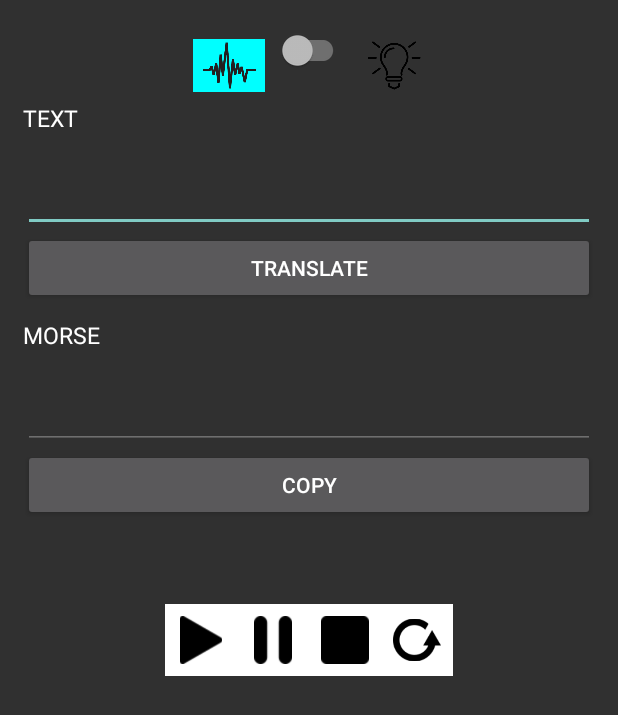
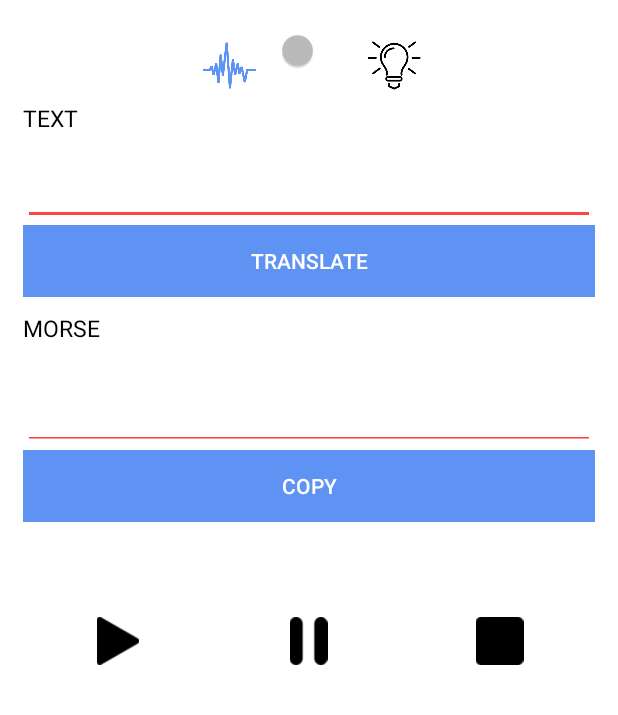
Before and after one commit to cgn170/android-txt2morse-java, an Android app: the screen it shows after launch (MainActivity), on a phone screen of 412 x 824 dp. Shown: the top 715 px of the screen. Run offline under Robolectric (Android 15) with nearby library versions, the phone set to English and light mode, and no system bars; our stand-ins replace AdMob, EventBus; libraries missing offline, so code that uses them is left out: com.kyleduo.switchbutton; plain views replace SwitchButton; 3 statements that could not run were skipped.

Commit message:
Se realizaron fix en la app

```diff
--- a/app/build.gradle
+++ b/app/build.gradle
@@ -29,7 +29,7 @@ dependencies {
     compile 'com.kyleduo.switchbutton:library:2.0.0'
     compile 'org.greenrobot:eventbus:3.0.0'
     compile 'com.google.android.gms:play-services-ads:11.6.2'
-
+    compile 'com.github.amlcurran.showcaseview:library:5.4.3'
 
 
 }
--- a/app/src/main/java/io/freexd/txt2morse/MainActivity.java
+++ b/app/src/main/java/io/freexd/txt2morse/MainActivity.java
@@ -84,6 +84,11 @@ public class MainActivity extends AppCompatActivity {
         icon_audio = (ImageView) findViewById(R.id.icon_audio);
         icon_light = (ImageView) findViewById(R.id.icon_light);
 
+       /* et_morse.setEnabled(false);
+        et_morse.setKeyListener( null );
+        et_morse.setFocusable( false );
+        et_morse.setCursorVisible(false);
+*/
         SharedPreferences prefs = getSharedPreferences(PREFS_NAME, 0);
         String saved_text = prefs.getString("et_text", "");
         String saved_morse = prefs.getString("et_morse", "");
@@ -96,15 +101,29 @@ public class MainActivity extends AppCompatActivity {
                 if(isChecked){
                     output = 1; //flashlight activated
                   //  Toast.makeText(getApplicationContext(),"FlashLight activated",Toast.LENGTH_SHORT).show();
-                    icon_light.setBackgroundColor(Color.CYAN);
-                    icon_audio.setBackgroundColor(Color.TRANSPARENT);
+                   // icon_light.setBackgroundColor(Color.CYAN);
+                   // icon_audio.setBackgroundColor(Color.TRANSPARENT);
+
+                    //icon_light.setColorFilter(Color.green(100));
+
+                    icon_light.setColorFilter(getApplicationContext().getResources().getColor(R.color.colorAccent));
+
+                    icon_audio.clearColorFilter();
+
+
 
                 }
                 else {
                     output = 0; //sound activated
                     //Toast.makeText(getApplicationContext(),"Sound activated!",Toast.LENGTH_SHORT).show();
-                    icon_light.setBackgroundColor(Color.TRANSPARENT);
-                    icon_audio.setBackgroundColor(Color.CYAN);
+                 //   icon_light.setBackgroundColor(Color.TRANSPARENT);
+                   // icon_audio.setBackgroundColor(Color.CYAN);
+
+
+                   // icon_audio.setColorFilter(Color.green(100));
+                    icon_audio.setColorFilter(getApplicationContext().getResources().getColor(R.color.colorAccent));
+
+                    icon_light.clearColorFilter();
                 }
 
                 SharedPreferences prefs = getSharedPreferences(PREFS_NAME, Context.MODE_PRIVATE);
@@ -116,12 +135,17 @@ public class MainActivity extends AppCompatActivity {
 
         if(saved_output==1)  {
             sb_output.setChecked(true);
-            icon_light.setBackgroundColor(Color.CYAN);
+           // icon_light.setBackgroundColor(Color.CYAN);
+           // icon_light.setColorFilter(Color.green(100));
+            icon_light.setColorFilter(getApplicationContext().getResources().getColor(R.color.colorAccent));
+
 
         }
         else{
             sb_output.setChecked(false);
-            icon_audio.setBackgroundColor(Color.CYAN);
+           // icon_audio.setBackgroundColor(Color.CYAN);
+            //icon_audio.setColorFilter(Color.green(100));
+            icon_audio.setColorFilter(getApplicationContext().getResources().getColor(R.color.colorAccent));
 
         }
 
@@ -152,7 +176,7 @@ public class MainActivity extends AppCompatActivity {
                 .build();
         mAdView.loadAd(adRequest);
 
-        bt_loop = (ImageButton) findViewById(R.id.bt_menu_reproducir_loop);
+      //  bt_loop = (ImageButton) findViewById(R.id.bt_menu_reproducir_loop);
         bt_play = (ImageButton) findViewById(R.id.bt_menu_reproducir_play);
         bt_pause = (ImageButton) findViewById(R.id.bt_menu_reproducir_pause);
         bt_stop = (ImageButton) findViewById(R.id.bt_menu_reproducir_stop);
@@ -224,8 +248,11 @@ public class MainActivity extends AppCompatActivity {
                         if (morseToFlashlightObj.morseToFlashLightCheck(list_morse_translate,position)) {
                             threadFlashLight = new Thread(morseToFlashlightObj);
                             threadFlashLight.start();
-                            bt_pause.setBackgroundColor(Color.WHITE);
-                            bt_play.setBackgroundColor(Color.CYAN);
+                            bt_pause.setColorFilter(Color.BLACK);
+                            bt_play.setColorFilter(getApplicationContext().getResources().getColor(R.color.colorAccent));
+
+                            //bt_pause.setBackgroundColor(Color.WHITE);
+                           // bt_play.setBackgroundColor(Color.CYAN);
                         }
                     }
 
@@ -236,8 +263,10 @@ public class MainActivity extends AppCompatActivity {
                     if (morseToAudioObj.morseToAudioCheck(list_morse_translate,position)) {
                         threadAudio = new Thread(morseToAudioObj);
                         threadAudio.start();
-                        bt_pause.setBackgroundColor(Color.WHITE);
-                        bt_play.setBackgroundColor(Color.CYAN);
+                       // bt_pause.setBackgroundColor(Color.WHITE);
+                        //bt_play.setBackgroundColor(Color.CYAN);
+                        bt_pause.setColorFilter(Color.BLACK);
+                        bt_play.setColorFilter(getApplicationContext().getResources().getColor(R.color.colorAccent));
                     }
                 }
             }
@@ -255,8 +284,10 @@ public class MainActivity extends AppCompatActivity {
                 if(loop_on){
                     morseToFlashlightObj.enable_loop();
                 }
-                bt_play.setBackgroundColor(Color.WHITE);
-                bt_pause.setBackgroundColor(Color.CYAN);
+              //  bt_play.setBackgroundColor(Color.WHITE);
+               // bt_pause.setBackgroundColor(Color.CYAN);
+                bt_play.setColorFilter(Color.BLACK);
+                bt_pause.setColorFilter(getApplicationContext().getResources().getColor(R.color.colorAccent));
 
             }
         }
@@ -268,8 +299,10 @@ public class MainActivity extends AppCompatActivity {
                 if(loop_on){
                     morseToAudioObj.enable_loop();
                 }
-                bt_play.setBackgroundColor(Color.WHITE);
-                bt_pause.setBackgroundColor(Color.CYAN);
+                //bt_play.setBackgroundColor(Color.WHITE);
+                //bt_pause.setBackgroundColor(Color.CYAN);
+                bt_play.setColorFilter(Color.BLACK);
+                bt_pause.setColorFilter(getApplicationContext().getResources().getColor(R.color.colorAccent));
 
             }
         }
@@ -278,7 +311,8 @@ public class MainActivity extends AppCompatActivity {
     public void onClick_Stop_Control(View v){
         //Flashlight
         //if(output==1){
-        bt_stop.setBackgroundColor(Color.CYAN);
+    //    bt_stop.setBackgroundColor(Color.CYAN);
+
         if (threadFlashLight.isAlive()) {
                     morseToFlashlightObj.disable_loop();
                     morseToFlashlightObj.turnOff();
@@ -300,9 +334,11 @@ public class MainActivity extends AppCompatActivity {
         //}
         position = 0;
         et_text.setSelection(0,1);
-        bt_stop.setBackgroundColor(Color.WHITE);
-        bt_play.setBackgroundColor(Color.WHITE);
-        bt_pause.setBackgroundColor(Color.WHITE);
+        //bt_stop.setBackgroundColor(Color.WHITE);
+        //bt_play.setBackgroundColor(Color.WHITE);
+        //bt_pause.setBackgroundColor(Color.WHITE);
+        bt_play.setColorFilter(Color.BLACK);
+        bt_pause.setColorFilter(Color.BLACK);
 
 
     }
@@ -385,6 +421,8 @@ public class MainActivity extends AppCompatActivity {
     public void onStop() {
         super.onStop();
         EventBus.getDefault().unregister(this);
+        et_text.clearFocus();
+
     }
 
     @Override
@@ -392,6 +430,8 @@ public class MainActivity extends AppCompatActivity {
         if (mAdView != null) {
             mAdView.pause();
         }
+        et_text.clearFocus();
+
         super.onPause();
     }
 
@@ -401,6 +441,7 @@ public class MainActivity extends AppCompatActivity {
         if (mAdView != null) {
             mAdView.resume();
         }
+        et_text.clearFocus();
     }
 
     @Override
@@ -408,6 +449,8 @@ public class MainActivity extends AppCompatActivity {
         if (mAdView != null) {
             mAdView.destroy();
         }
+        et_text.clearFocus();
+
         super.onDestroy();
     }
 
--- /dev/null
+++ b/app/src/main/res/drawable/background_menu_principal_selector.xml
@@ -0,0 +1,25 @@
+<?xml version="1.0" encoding="utf-8"?>
+<ripple xmlns:android="http://schemas.android.com/apk/res/android"
+    xmlns:tools="http://schemas.android.com/tools"
+    android:color="@color/colorPrimary"
+    tools:targetApi="lollipop">
+    <item android:id="@android:id/mask">
+        <shape android:shape="rectangle">
+            <solid android:color="@color/colorPrimary" />
+        </shape>
+    </item>
+    <item>
+        <selector>
+            <item android:state_selected="true">
+                <color android:color="@color/colorAccent" />
+            </item>
+            <item android:state_focused="true">
+                <color android:color="@color/colorPrimary" />
+            </item>
+            <item>
+                <color android:color="@android:color/white" />
+            </item>
+        </selector>
+    </item>
+
+</ripple>
--- /dev/null
+++ b/app/src/main/res/drawable/button_selector.xml
@@ -0,0 +1,25 @@
+<?xml version="1.0" encoding="utf-8"?>
+<ripple xmlns:android="http://schemas.android.com/apk/res/android"
+xmlns:tools="http://schemas.android.com/tools"
+android:color="@color/colorPrimary"
+tools:targetApi="lollipop">
+<item android:id="@android:id/mask">
+    <shape android:shape="rectangle">
+        <solid android:color="@color/colorPrimary" />
+    </shape>
+</item>
+<item>
+    <selector>
+        <item android:state_selected="true">
+            <color android:color="@color/colorPrimary" />
+        </item>
+        <item android:state_focused="true">
+            <color android:color="@color/colorPrimaryDark" />
+        </item>
+        <item>
+            <color android:color="@color/colorAccent" />
+        </item>
+    </selector>
+</item>
+
+</ripple>
--- /dev/null
+++ b/app/src/main/res/drawable/tint_menu_principal_selector.xml
@@ -0,0 +1,7 @@
+<?xml version="1.0" encoding="utf-8"?>
+<selector xmlns:android="http://schemas.android.com/apk/res/android">
+    <item android:color="@android:color/black" android:state_first="true" />
+    <item android:color="@android:color/white" android:state_selected="true" />
+    <item android:color="@android:color/white" android:state_pressed="true" />
+    <item android:color="@android:color/black" />
+</selector>
--- /dev/null
+++ b/app/src/main/res/drawable/tint_output_selector.xml
@@ -0,0 +1,5 @@
+<?xml version="1.0" encoding="utf-8"?>
+<selector xmlns:android="http://schemas.android.com/apk/res/android">
+    <item android:color="@android:color/holo_green_light" android:state_active="true" />
+    <item android:color="#000000" />
+</selector>
--- a/app/src/main/res/layout/activity_main.xml
+++ b/app/src/main/res/layout/activity_main.xml
@@ -5,6 +5,7 @@
     android:layout_width="match_parent"
     android:layout_height="match_parent"
     tools:context="io.freexd.txt2morse.MainActivity"
+    android:background="@android:color/white"
 
     >
     <com.google.android.gms.ads.AdView
@@ -19,7 +20,7 @@
 
     <TableLayout
         android:id="@+id/tableLayout"
-        android:layout_height="match_parent"
+        android:layout_height="wrap_content"
         android:layout_width="wrap_content"
         android:stretchColumns="0"
         android:layout_marginRight="15dp"
@@ -44,6 +45,8 @@
                     android:layout_marginRight="8dp"
                     android:layout_gravity="center"
                     android:layout_marginEnd="8dp"
+
+
                     />
 
                 <com.kyleduo.switchbutton.SwitchButton
@@ -57,7 +60,8 @@
                     app:kswTextOn="   Flashlight   "
                     app:kswThumbHeight="32dp"
                     app:kswThumbWidth="32dp"
-
+                    app:kswThumbColor="@color/colorAccent"
+                    app:kswBackColor="@color/switchButtonBackground"
                     />
                 <ImageView
                     android:id="@+id/icon_light"
@@ -67,7 +71,9 @@
                     android:src="@drawable/electric_light_bulb_icon"
                     android:layout_marginLeft="10dp"
                     android:layout_gravity="center"
-                    android:layout_marginStart="10dp" />
+                    android:layout_marginStart="10dp"
+
+                    />
 
 
             </LinearLayout>
@@ -85,19 +91,23 @@
                 android:text="@string/title_edit_text_text"
                 android:textAllCaps="true"
                 android:textSize="15sp"
-                android:textColor="@android:color/white"
+                android:textColor="@android:color/black"
                 />
 
         </TableRow>
 
         <TableRow
             android:gravity="center_horizontal"
+
             >
             <EditText
                 android:id="@+id/et_text"
                 android:layout_width="0dp"
-                android:layout_height="60dp"
+                android:layout_height="55dp"
                 android:inputType="text"
+                android:textColor="@android:color/black"
+                android:backgroundTint="@android:color/holo_red_light"
+                android:textColorHighlight="@color/textEditColorHighlight"
                 />
         </TableRow>
         <TableRow
@@ -110,6 +120,8 @@
                 android:text="@string/convert_btn"
                 android:onClick="onClick_Convert_Text_to_Morse"
                 android:textColor="@android:color/white"
+                android:background="@drawable/button_selector"
+
                 />
 
         </TableRow>
@@ -125,7 +137,7 @@
                 android:text="@string/title_edit_text_morse"
                 android:textAllCaps="true"
                 android:textSize="15sp"
-                android:textColor="@android:color/white"
+                android:textColor="@android:color/black"
                 />
         </TableRow>
 
@@ -135,9 +147,14 @@
             <EditText
                 android:id="@+id/et_morse"
                 android:layout_width="0dp"
-                android:layout_height="60dp"
+                android:layout_height="65dp"
                 android:inputType="none"
-                android:enabled="false"
+                android:textColor="@android:color/black"
+                android:scrollbars="vertical"
+                android:enabled="true"
+                android:focusableInTouchMode="false"
+
+                android:backgroundTint="@android:color/holo_red_light"
                 />
         </TableRow>
         <TableRow
@@ -151,6 +168,8 @@
                 android:text="@string/copy_btn"
                 android:onClick="onClick_Copy_Morse_to_Clipboard"
                 android:textColor="@android:color/white"
+                android:background="@drawable/button_selector"
+
                 />
 
         </TableRow>
@@ -162,62 +181,61 @@
 
             <LinearLayout
                 android:id="@+id/linearLayoutMainMenu"
-                android:layout_width="wrap_content"
+                android:layout_width="match_parent"
+                android:layout_below="@id/tableLayout"
                 android:layout_height="48dp"
                 android:gravity="center_horizontal"
                 android:orientation="horizontal"
-                android:layout_marginStart="40dp"
-                android:layout_marginEnd="40dp"
+
                 >
 
                 <ImageButton
                     android:id="@+id/bt_menu_reproducir_play"
-                    android:layout_width="48dp"
+                    android:layout_width="0px"
+                    android:layout_weight="1"
                     android:layout_height="wrap_content"
                     android:layout_gravity="center"
 
-                    android:background="@android:color/white"
+                    android:background="@drawable/background_menu_principal_selector"
                     android:onClick="onClick_Play_Control"
 
                     android:scaleType="fitCenter"
                     android:src="@drawable/play"
-                    android:padding="8dp" />
+                    android:padding="8dp"
+                    android:tint="@drawable/tint_menu_principal_selector"
+
+
+                    />
 
                 <ImageButton
                     android:id="@+id/bt_menu_reproducir_pause"
-                    android:layout_width="48dp"
+                    android:layout_width="0px"
+                    android:layout_weight="1"
                     android:layout_height="wrap_content"
                     android:layout_gravity="center"
 
-                    android:background="@android:color/white"
+                    android:background="@drawable/background_menu_principal_selector"
                     android:onClick="onClick_Pause_Control"
                     android:padding="8dp"
                     android:scaleType="fitCenter"
-                    android:src="@drawable/pause" />
+                    android:src="@drawable/pause"
+                    android:tint="@drawable/tint_menu_principal_selector"
+
+                    />
 
                 <ImageButton
                     android:id="@+id/bt_menu_reproducir_stop"
-                    android:layout_width="48dp"
+                    android:layout_width="0px"
+                    android:layout_weight="1"
                     android:layout_height="wrap_content"
                     android:layout_gravity="center"
 
-                    android:background="@android:color/white"
+                    android:background="@drawable/background_menu_principal_selector"
                     android:onClick="onClick_Stop_Control"
                     android:padding="8dp"
                     android:scaleType="fitCenter"
-                    android:src="@drawable/stop" />
-
-                <ImageButton
-                    android:id="@+id/bt_menu_reproducir_loop"
-                    android:layout_width="48dp"
-                    android:layout_height="wrap_content"
-                    android:layout_gravity="center"
-
-                    android:background="@android:color/white"
-                    android:onClick="onClick_Loop_Control"
-                    android:scaleType="fitCenter"
-                    android:src="@drawable/loop"
-                    android:padding="8dp"
+                    android:src="@drawable/stop"
+                    android:tint="@drawable/tint_menu_principal_selector"
 
                     />
 
--- a/app/src/main/res/values/colors.xml
+++ b/app/src/main/res/values/colors.xml
@@ -1,6 +1,10 @@
 <?xml version="1.0" encoding="utf-8"?>
 <resources>
-    <color name="colorPrimary">#3F51B5</color>
-    <color name="colorPrimaryDark">#303F9F</color>
-    <color name="colorAccent">#FF4081</color>
+    <color name="colorPrimary">#1565c0</color>
+    <color name="colorPrimaryDark">#003c8f</color>
+    <color name="colorAccent">#5e92f3</color>
+
+    <color name="switchButtonBackground">#717787</color>
+    <color name="textEditColorHighlight">#96baff</color>
+
 </resources>
```
